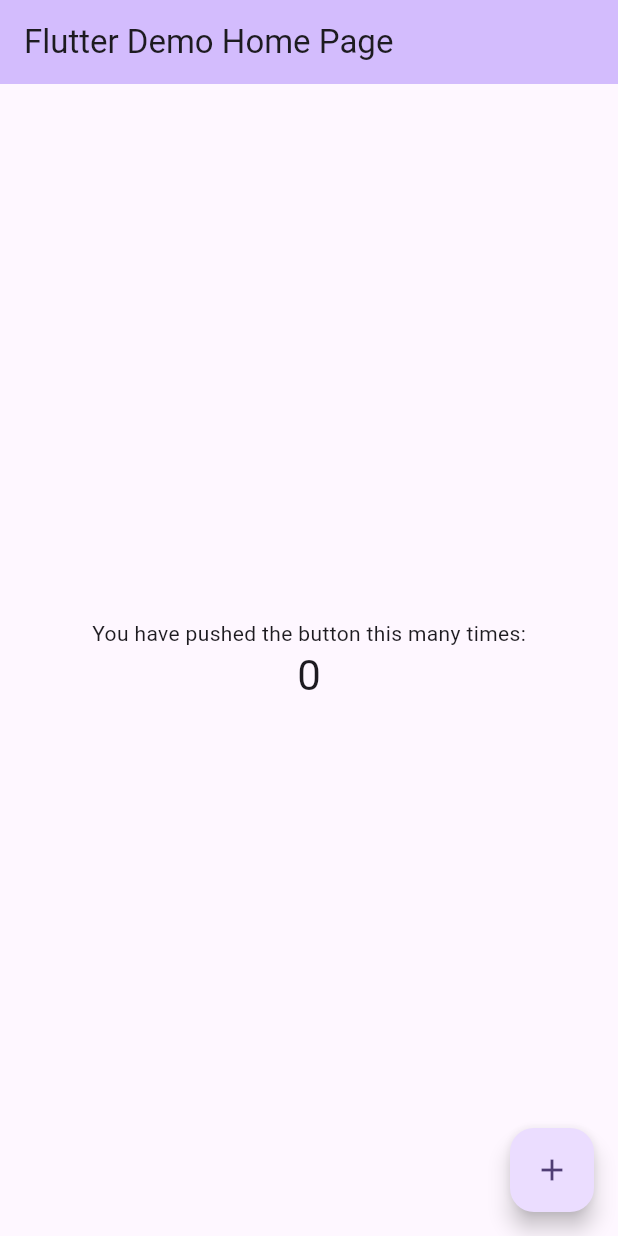
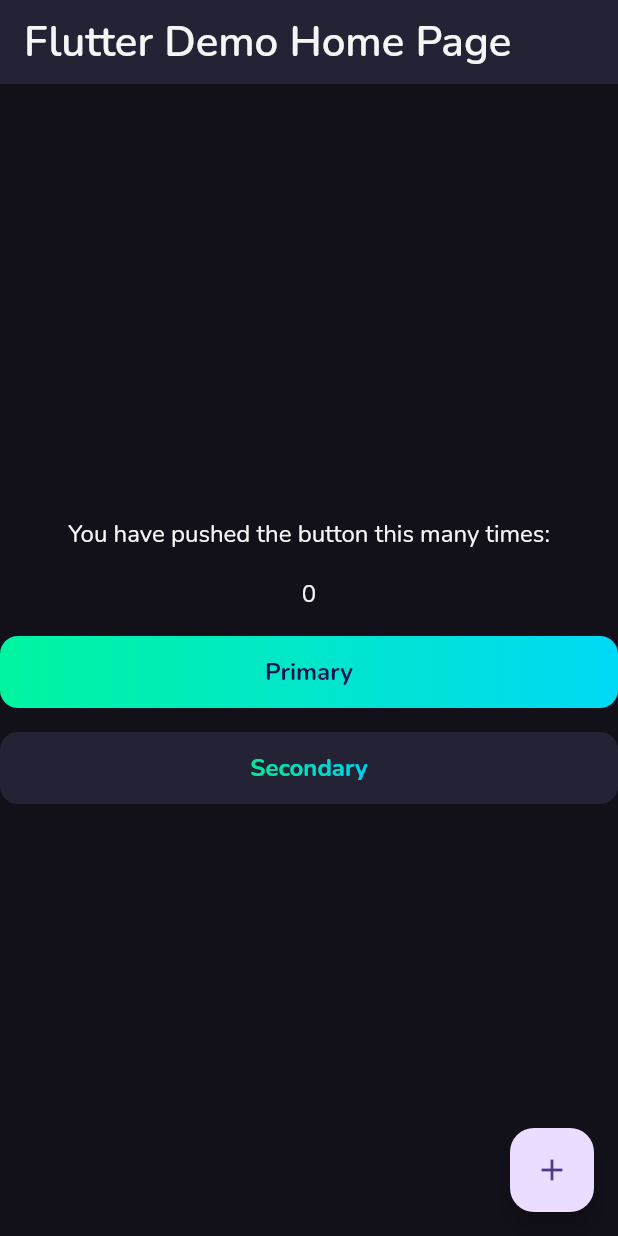
Before and after one commit to johe8809/rick-and-morty-app, a Flutter app: the screen it shows after launch, on a phone screen of 412 x 824 dp. Run offline on Flutter 3.47's test engine with Material 2 defaults, Android fonts, the phone set to English and light mode, and no system bars; our stand-ins replace firebase_core, google_fonts; accounts and stored records are empty.

Commit message:
feat(components): addd button

```diff
--- /dev/null
+++ b/lib/cross-modules/components/button.dart
@@ -0,0 +1,72 @@
+part of com.rick_and_morty.components;
+
+enum ButtonType { primary, secondary }
+
+class Button extends StatelessWidget {
+  const Button({
+    required this.text,
+    this.type = ButtonType.primary,
+    this.onPressed,
+    super.key,
+  });
+  final String text;
+  final ButtonType? type;
+  final VoidCallback? onPressed;
+
+  @override
+  Widget build(BuildContext context) {
+    Widget button = DecoratedBox(
+      decoration: BoxDecoration(
+        borderRadius: BorderRadius.circular(12),
+        gradient: Gradients.main,
+      ),
+      child: ElevatedButton(
+        style: ElevatedButton.styleFrom(
+          backgroundColor: Colors.transparent,
+          elevation: 0,
+          padding: const EdgeInsets.symmetric(horizontal: 24, vertical: 12),
+          shape: RoundedRectangleBorder(
+            borderRadius: BorderRadius.circular(12),
+          ),
+        ),
+        onPressed: onPressed!,
+        child: Text(
+          text,
+          style: Theme.of(context).textTheme.bodyLarge!.copyWith(
+                color: const Color.fromRGBO(12, 19, 79, 1),
+                fontWeight: FontWeight.w700,
+              ),
+        ),
+      ),
+    );
+
+    if (type == ButtonType.secondary) {
+      button = ElevatedButton(
+        style: ElevatedButton.styleFrom(
+          backgroundColor: Colors.black[600],
+          elevation: 0,
+          padding: const EdgeInsets.symmetric(horizontal: 24, vertical: 12),
+          shape: RoundedRectangleBorder(
+            borderRadius: BorderRadius.circular(12),
+          ),
+        ),
+        onPressed: onPressed!,
+        child: ShaderMask(
+          shaderCallback: (bounds) => Gradients.main.createShader(bounds),
+          child: Text(
+            text,
+            style: Theme.of(context).textTheme.bodyLarge!.copyWith(
+                  fontWeight: FontWeight.w700,
+                ),
+          ),
+        ),
+      );
+    }
+    return LayoutBuilder(
+      builder: (_, BoxConstraints constraints) => SizedBox(
+        width: constraints.maxWidth,
+        child: button,
+      ),
+    );
+  }
+}
--- a/lib/cross-modules/components/components.dart
+++ b/lib/cross-modules/components/components.dart
@@ -0,0 +1,6 @@
+library com.rick_and_morty.components;
+
+import 'package:flutter/material.dart' hide Colors;
+import 'package:rick_and_morty_app/cross-modules/ui-shared/ui_shared.dart';
+
+part './button.dart';
--- a/lib/cross-modules/ui-shared/colors.dart
+++ b/lib/cross-modules/ui-shared/colors.dart
@@ -1,4 +1,4 @@
-library com.rick_and_morty.ui_shared;
+library com.rick_and_morty.ui_shared.colors;
 
 import 'package:flutter/material.dart';
 
--- /dev/null
+++ b/lib/cross-modules/ui-shared/gradients.dart
@@ -0,0 +1,12 @@
+library com.rick_and_morty.ui_shared.gradients;
+
+import 'package:flutter/material.dart' hide Colors;
+
+class Gradients {
+  static const LinearGradient main = LinearGradient(
+    colors: [
+      Color.fromRGBO(0, 245, 160, 1),
+      Color.fromRGBO(0, 217, 245, 1),
+    ],
+  );
+}
--- /dev/null
+++ b/lib/cross-modules/ui-shared/spacing.dart
@@ -0,0 +1,37 @@
+library com.rick_and_morty.ui_shared.spacing;
+
+import 'package:flutter/material.dart' hide Colors;
+
+class Spacing {
+  static Widget get spacingH2 => const SizedBox(width: 2);
+  static Widget get spacingV2 => const SizedBox(height: 2);
+
+  static Widget get spacingH4 => const SizedBox(width: 4);
+  static Widget get spacingV4 => const SizedBox(height: 4);
+
+  static Widget get spacingH8 => const SizedBox(width: 8);
+  static Widget get spacingV8 => const SizedBox(height: 8);
+
+  static Widget get spacingH12 => const SizedBox(width: 12);
+  static Widget get spacingV12 => const SizedBox(height: 12);
+
+  static Widget get spacingH16 => const SizedBox(width: 16);
+  static Widget get spacingV16 => const SizedBox(height: 16);
+
+  static Widget get spacingH24 => const SizedBox(width: 24);
+  static Widget get spacingV24 => const SizedBox(height: 24);
+
+  static Widget get spacingH32 => const SizedBox(width: 32);
+  static Widget get spacingV32 => const SizedBox(height: 32);
+
+  static Widget get spacingH48 => const SizedBox(width: 48);
+  static Widget get spacingV48 => const SizedBox(height: 48);
+
+  static Widget get spacingV56 => const SizedBox(height: 56);
+
+  static Widget get spacingH64 => const SizedBox(width: 64);
+  static Widget get spacingV64 => const SizedBox(height: 64);
+
+  static Widget get spacingH96 => const SizedBox(width: 96);
+  static Widget get spacingV96 => const SizedBox(height: 96);
+}
--- a/lib/cross-modules/ui-shared/ui_shared.dart
+++ b/lib/cross-modules/ui-shared/ui_shared.dart
@@ -1,4 +1,6 @@
 library com.rick_and_morty.ui_shared;
 
 export './colors.dart';
-export 'typography.dart';
+export './gradients.dart';
+export './spacing.dart';
+export './typography.dart';
--- a/lib/src/app.dart
+++ b/lib/src/app.dart
@@ -1,4 +1,5 @@
-import 'package:flutter/material.dart';
+import 'package:flutter/material.dart' hide Colors;
+import 'package:rick_and_morty_app/cross-modules/ui-shared/ui_shared.dart';
 
 import 'modules/dashboard/ui/views/views.dart';
 
@@ -10,7 +11,28 @@ class MyApp extends StatelessWidget {
     return MaterialApp(
       title: 'Flutter Demo',
       theme: ThemeData(
-        colorScheme: ColorScheme.fromSeed(seedColor: Colors.deepPurple),
+        scaffoldBackgroundColor: Colors.black[900],
+        appBarTheme: AppBarTheme(
+          backgroundColor: Colors.black[600],
+          elevation: 0,
+        ),
+        textTheme: TextTheme(
+          displayLarge: DisplayTextStyle.display3.copyWith(
+            color: Colors.white[0],
+          ),
+          displayMedium: DisplayTextStyle.display2.copyWith(
+            color: Colors.white[0],
+          ),
+          displaySmall: DisplayTextStyle.display1.copyWith(
+            color: Colors.white[0],
+          ),
+          bodyLarge: BodyTextStyle.body1.copyWith(
+            color: Colors.white[0],
+          ),
+          bodyMedium: BodyTextStyle.body2.copyWith(
+            color: Colors.white[0],
+          ),
+        ),
         useMaterial3: true,
       ),
       home: const HomeView(title: 'Flutter Demo Home Page'),
--- a/lib/src/modules/dashboard/ui/views/home_view.dart
+++ b/lib/src/modules/dashboard/ui/views/home_view.dart
@@ -22,19 +22,34 @@ class HomeViewState extends State<HomeView> {
   Widget build(BuildContext context) {
     return Scaffold(
       appBar: AppBar(
-        backgroundColor: Theme.of(context).colorScheme.inversePrimary,
-        title: Text(widget.title),
+        title: Text(
+          widget.title,
+          style: Theme.of(context).textTheme.displaySmall,
+        ),
       ),
       body: Center(
         child: Column(
           mainAxisAlignment: MainAxisAlignment.center,
           children: <Widget>[
-            const Text(
+            Text(
               'You have pushed the button this many times:',
+              style: Theme.of(context).textTheme.bodyLarge,
             ),
+            Spacing.spacingV16,
             Text(
               '$_counter',
-              style: Theme.of(context).textTheme.headlineMedium,
+              style: Theme.of(context).textTheme.bodyLarge,
+            ),
+            Spacing.spacingV16,
+            Button(
+              text: 'Primary',
+              onPressed: () {},
+            ),
+            Spacing.spacingV16,
+            Button(
+              type: ButtonType.secondary,
+              text: 'Secondary',
+              onPressed: () {},
             ),
           ],
         ),
--- a/lib/src/modules/dashboard/ui/views/views.dart
+++ b/lib/src/modules/dashboard/ui/views/views.dart
@@ -1,5 +1,7 @@
 library com.rick_and_morty.app.dashboard.ui.views;
 
 import 'package:flutter/material.dart';
+import 'package:rick_and_morty_app/cross-modules/components/components.dart';
+import 'package:rick_and_morty_app/cross-modules/ui-shared/ui_shared.dart';
 
 part './home_view.dart';
```
Also changed, not shown: 2 other files.
